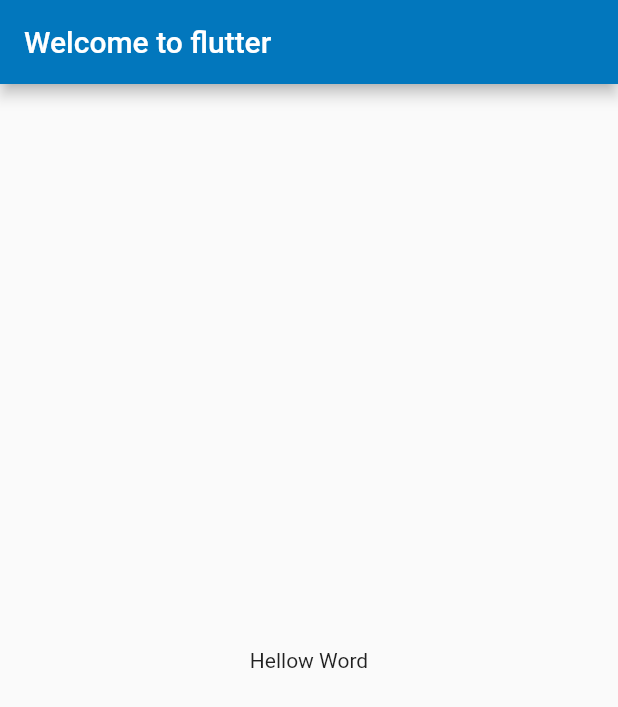
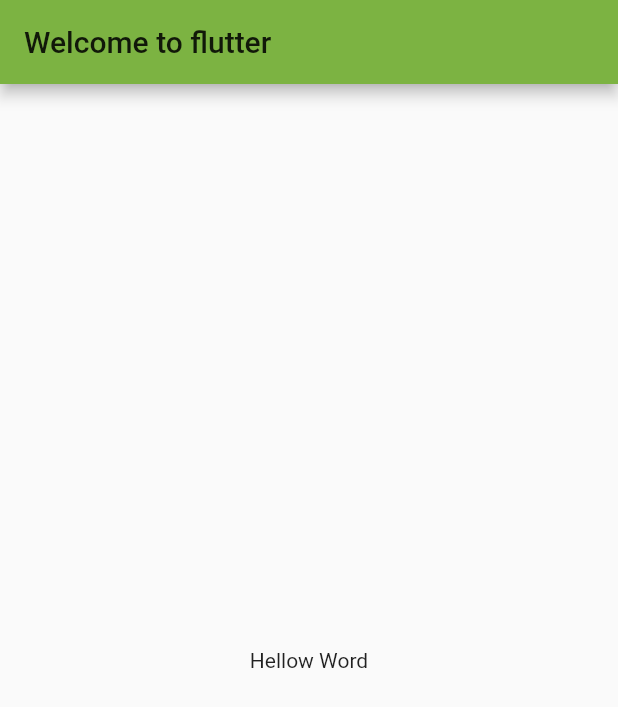
Before and after one commit to wangjing71/flutter_app, a Flutter app: the screen it shows after launch, on a phone screen of 412 x 824 dp. Shown: the top 707 px of the screen. Run offline on Flutter 3.47's test engine with Material 2 defaults, Android fonts, the phone set to English and light mode, and no system bars.

```diff
--- a/lib/main.dart
+++ b/lib/main.dart
@@ -8,13 +8,14 @@ void main() {
 class MyApp extends StatelessWidget {
   @override
   Widget build(BuildContext context) {
+    final appName = '自定义主题';
+
     return MaterialApp(
       title: 'Welcome to flutter',
       theme: ThemeData(
-        brightness: Brightness.light,
-        primaryColor: Colors.lightBlue[800],
-        accentColor: Colors.cyan[600]
-      ),
+          brightness: Brightness.light,// 应用 序整体主题的亮度
+          primaryColor: Colors.lightGreen[600], // App 主要部分的背景色
+          accentColor: Colors.orange[600]), //前景色（文本、按钮等）
       home: Scaffold(
         appBar: AppBar(
           title: Text('Welcome to flutter'),
```
